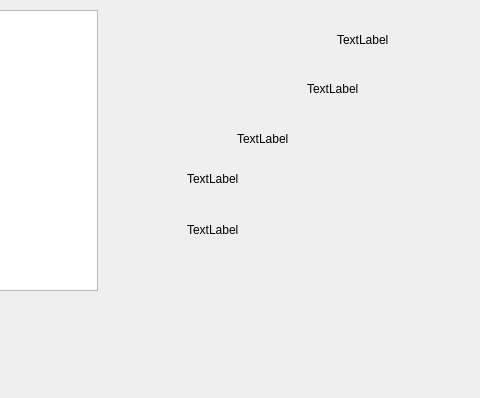
First picture: the form in playervai.ui, repository t-walker-21/checkers, before the edit; both pictures show x 273 to 753 and y 0 to 398 of the 753 by 479 pixel window.
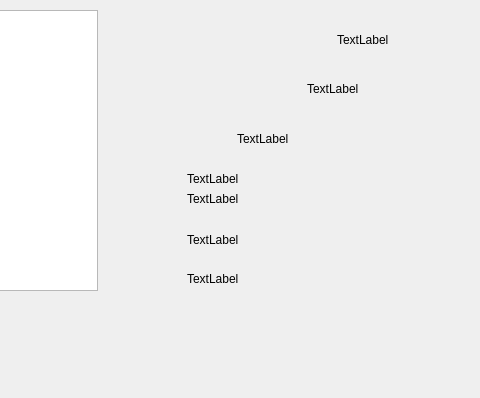
Second picture: the form after the edit.

```diff
--- a/playervai.ui
+++ b/playervai.ui
@@ -53,7 +53,7 @@
    <property name="geometry">
     <rect>
      <x>460</x>
-     <y>220</y>
+     <y>230</y>
      <width>241</width>
      <height>20</height>
     </rect>
@@ -88,6 +88,32 @@
     <string>TextLabel</string>
    </property>
   </widget>
+  <widget class="QLabel" name="label_6">
+   <property name="geometry">
+    <rect>
+     <x>460</x>
+     <y>270</y>
+     <width>161</width>
+     <height>17</height>
+    </rect>
+   </property>
+   <property name="text">
+    <string>TextLabel</string>
+   </property>
+  </widget>
+  <widget class="QLabel" name="label_7">
+   <property name="geometry">
+    <rect>
+     <x>460</x>
+     <y>190</y>
+     <width>141</width>
+     <height>17</height>
+    </rect>
+   </property>
+   <property name="text">
+    <string>TextLabel</string>
+   </property>
+  </widget>
  </widget>
  <resources/>
  <connections/>
```
